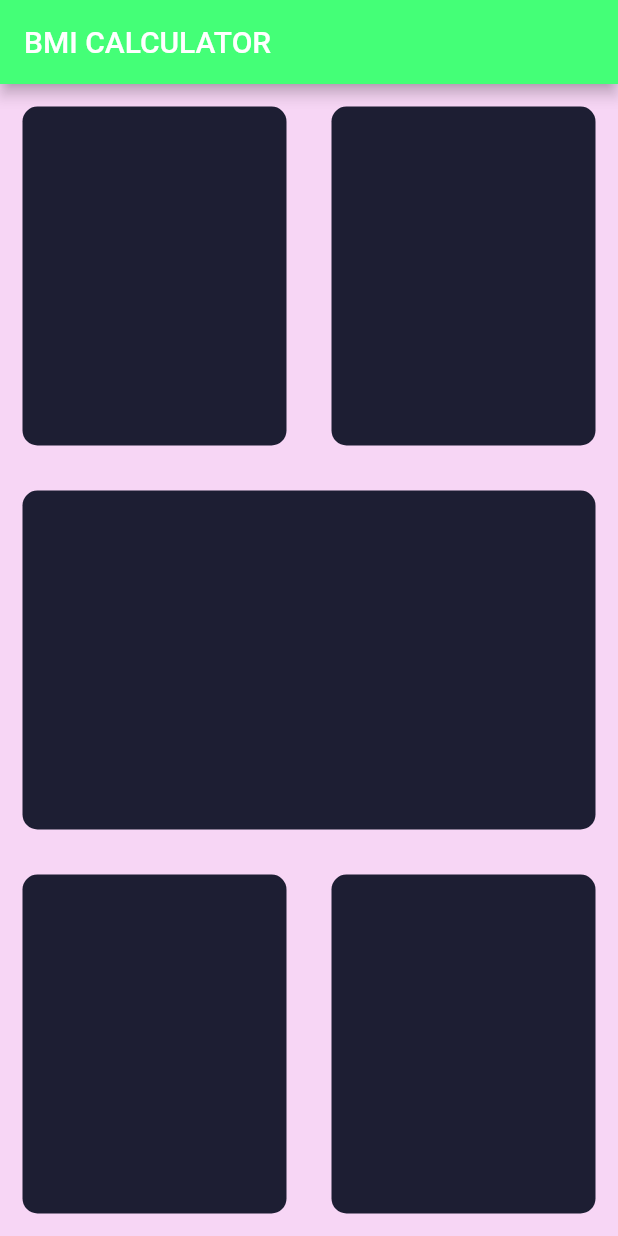
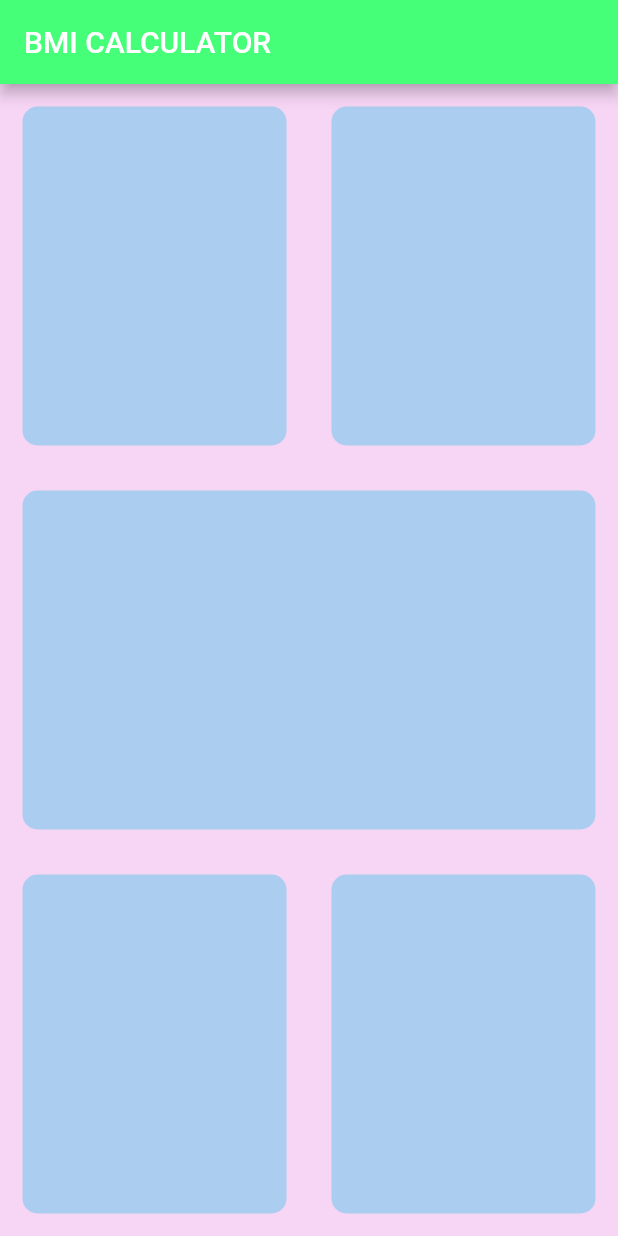
Before and after one commit to arodde/bmi_calculator_flutter, a Flutter app: the screen it shows after launch, on a phone screen of 412 x 824 dp. Run offline on Flutter 3.47's test engine with Material 2 defaults, Android fonts, the phone set to English and light mode, and no system bars.

Commit message:
factorisation du widget reutilisé et paramétrage de couleur

```diff
--- a/lib/input_page.dart
+++ b/lib/input_page.dart
@@ -17,54 +17,34 @@ class _InputPageState extends State<InputPage> {
           child: Row(
             children: [
               Expanded(
-                child: Container(
-                  decoration: BoxDecoration(
-                    color: Color(0xFF1D1E33),
-                    borderRadius: BorderRadius.circular(10.0),
-                  ),
-                  margin: EdgeInsets.all(15.0),
+                child: ReusableCard(
+                  colour: Color(0xFFABCDEF),
                 ),
               ),
               Expanded(
-                child: Container(
-                  decoration: BoxDecoration(
-                    color: Color(0xFF1D1E33),
-                    borderRadius: BorderRadius.circular(10.0),
-                  ),
-                  margin: EdgeInsets.all(15.0),
+                child: ReusableCard(
+                  colour: Color(0xFFABCDEF),
                 ),
               ),
             ],
           ),
         ),
         Expanded(
-          child: Container(
-            decoration: BoxDecoration(
-              color: Color(0xFF1D1E33),
-              borderRadius: BorderRadius.circular(10.0),
-            ),
-            margin: EdgeInsets.all(15.0),
+          child: ReusableCard(
+            colour: Color(0xFFABCDEF),
           ),
         ),
         Expanded(
           child: Row(
             children: [
               Expanded(
-                child: Container(
-                  decoration: BoxDecoration(
-                    color: Color(0xFF1D1E33),
-                    borderRadius: BorderRadius.circular(10.0),
-                  ),
-                  margin: EdgeInsets.all(15.0),
+                child: ReusableCard(
+                  colour: Color(0xFFABCDEF),
                 ),
               ),
               Expanded(
-                child: Container(
-                  decoration: BoxDecoration(
-                    color: Color(0xFF1D1E33),
-                    borderRadius: BorderRadius.circular(10.0),
-                  ),
-                  margin: EdgeInsets.all(15.0),
+                child: ReusableCard(
+                  colour: Color(0xFFABCDEF),
                 ),
               ),
             ],
@@ -74,3 +54,20 @@ class _InputPageState extends State<InputPage> {
     );
   }
 }
+
+class ReusableCard extends StatelessWidget {
+  ReusableCard({required this.colour});
+
+  Color colour;
+
+  @override
+  Widget build(BuildContext context) {
+    return Container(
+      decoration: BoxDecoration(
+        color: colour,
+        borderRadius: BorderRadius.circular(10.0),
+      ),
+      margin: EdgeInsets.all(15.0),
+    );
+  }
+}
```
